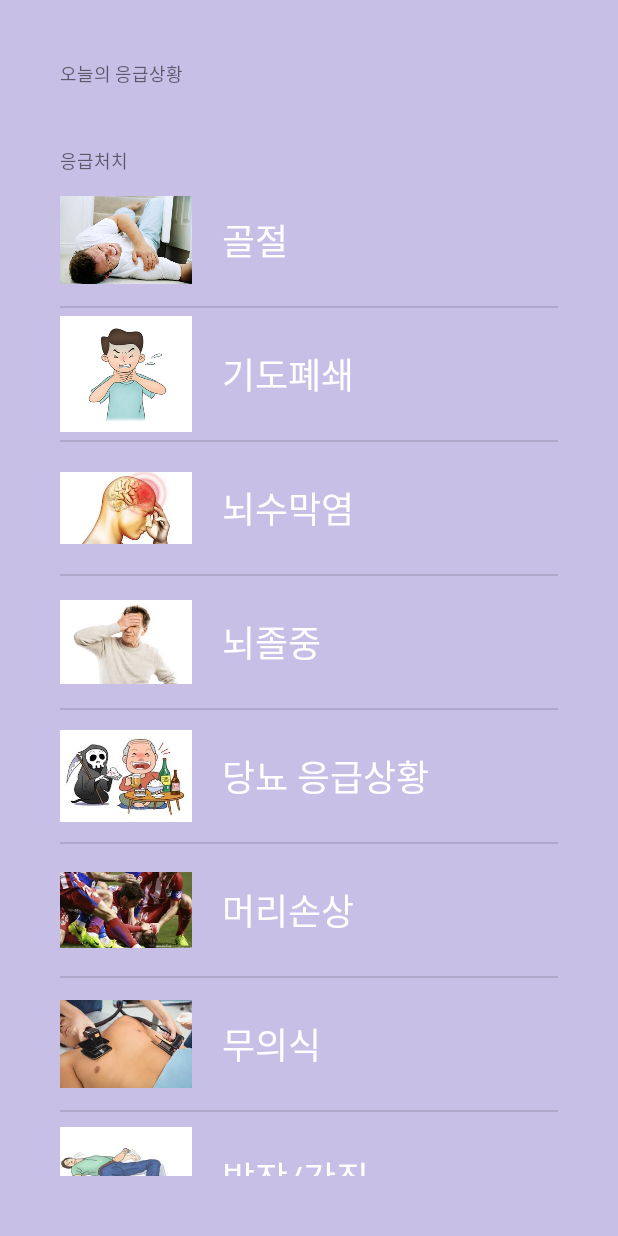
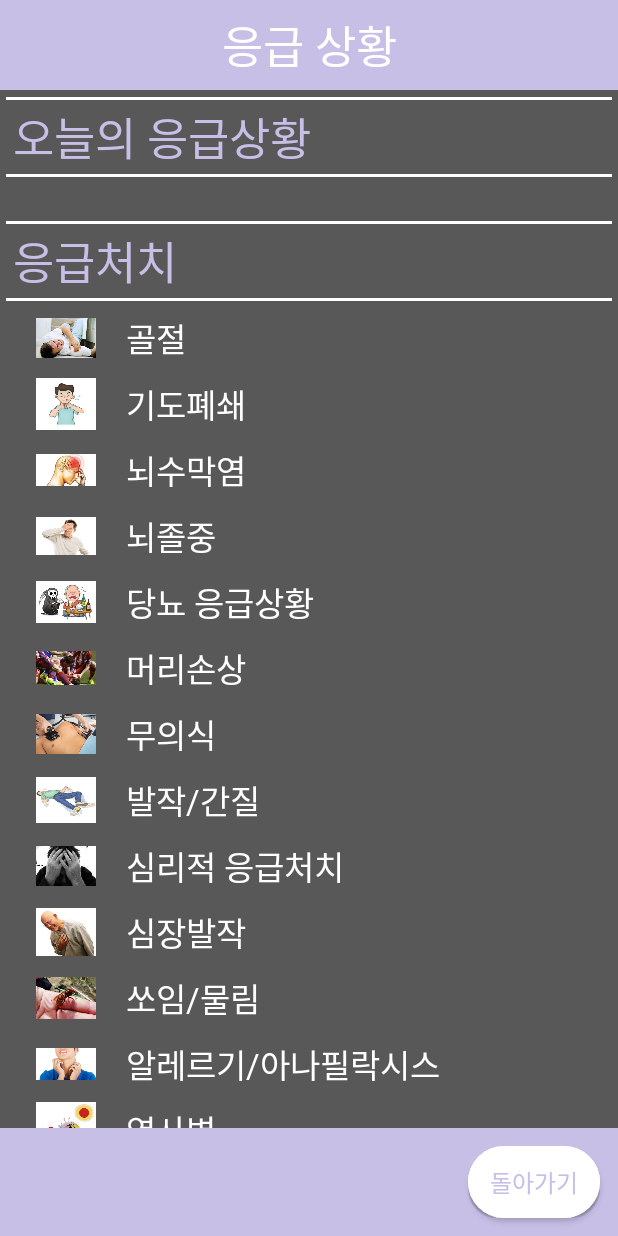
Before and after one commit to seunghyukshin/FirstAidKit, an Android app: the FirstAidListActivity screen opened directly, with no data from a screen before it, on a phone screen of 412 x 824 dp. Run offline under Robolectric (Android 15) with nearby library versions, the phone set to English and light mode, and no system bars; Roboto replaces fonts that are not available here; 2 statements that could not run were skipped.

Commit message:
first aid activity UI 수정

```diff
--- a/app/src/main/java/com/example/seunghyukshin/firstaidkit/FirstAidListActivity.java
+++ b/app/src/main/java/com/example/seunghyukshin/firstaidkit/FirstAidListActivity.java
@@ -9,6 +9,7 @@ import android.view.View;
 import android.view.ViewGroup;
 import android.widget.AdapterView;
 import android.widget.BaseAdapter;
+import android.widget.Button;
 import android.widget.LinearLayout;
 import android.widget.ListView;
 
@@ -20,6 +21,7 @@ public class FirstAidListActivity extends AppCompatActivity {
     FirstAidAdapter adapter_today_fa;
     LinearLayout layout_fa;
 
+    Button button_first_aid_cancel;
 
     String dataTemp;
     String dataPop;
@@ -32,7 +34,7 @@ public class FirstAidListActivity extends AppCompatActivity {
 
         //배경화면색
         layout_fa = (LinearLayout) findViewById(R.id.FirstAidListLayout);
-        layout_fa.setBackgroundColor(Color.rgb(200,191,231));
+//        layout_fa.setBackgroundColor(Color.rgb(200,191,231));
 
         listView_today_fa = (ListView) findViewById(R.id.listView);
         adapter_today_fa = new FirstAidAdapter();
@@ -43,6 +45,14 @@ public class FirstAidListActivity extends AppCompatActivity {
         listView_today_fa.setAdapter(adapter_today_fa);
 */
 
+        button_first_aid_cancel = findViewById(R.id.button_first_aid_cancel);
+        button_first_aid_cancel.setOnClickListener(new View.OnClickListener() {
+            @Override
+            public void onClick(View v) {
+                finish();
+                overridePendingTransition(R.anim.slide_in_left, R.anim.slide_out_right);
+            }
+        });
         listView_fa = (ListView) findViewById(R.id.listView2);
         //가나다 순으로
         adapter_fa = new FirstAidAdapter();
@@ -79,6 +89,7 @@ public class FirstAidListActivity extends AppCompatActivity {
                 String name = item.getName();
                 intent.putExtra("NAME",name);
                 startActivity(intent);
+                overridePendingTransition(R.anim.slide_in_right, R.anim.slide_out_left);
             }
         });
 
--- a/app/src/main/res/layout/activity_first_aid_list.xml
+++ b/app/src/main/res/layout/activity_first_aid_list.xml
@@ -4,52 +4,92 @@
     xmlns:tools="http://schemas.android.com/tools"
     android:layout_width="match_parent"
     android:layout_height="match_parent"
-    android:padding="40dp"
     android:orientation="vertical"
     android:id="@+id/FirstAidListLayout"
     tools:context="com.example.seunghyukshin.firstaidkit.FirstAidListActivity"
-    >
+    android:background="#C8BFE7">
+    <LinearLayout
+        android:orientation="vertical"
+        android:layout_width="match_parent"
+        android:layout_height="60dp"
+        android:gravity="center">
+        <TextView
+            android:layout_width="match_parent"
+            android:layout_height="wrap_content"
+            android:gravity="center"
+            android:textColor="#FFF"
+            android:fontFamily="@font/bmdohyeon"
+            android:text="응급 상황"
+            android:textSize="30dp" />
+
+
+    </LinearLayout>
+    <LinearLayout
+        android:layout_width="match_parent"
+        android:layout_height="wrap_content"
+        android:background="#585858"
+        android:orientation="vertical">
+        <TextView
+            android:layout_margin="4dp"
+            android:background="@drawable/my_button_4"
+            android:layout_width="match_parent"
+            android:layout_height="wrap_content"
+            android:text="오늘의 응급상황"
+            android:textColor="#C8BFE7"
+            android:textSize="30dp"
+            android:fontFamily="@font/bmdohyeon" />
+        <ListView
+            android:layout_width="match_parent"
+            android:layout_height="wrap_content"
+            android:id="@+id/listView">
+        </ListView>
+    </LinearLayout>
+
+    <LinearLayout
+        android:layout_weight="1"
+        android:layout_width="match_parent"
+        android:layout_height="0dp"
+        android:orientation="vertical"
+        android:paddingTop="20dp"
+        android:background="#585858">
+        <TextView
+            android:layout_margin="4dp"
+            android:background="@drawable/my_button_4"
+            android:layout_width="match_parent"
+            android:layout_height="wrap_content"
+            android:fontFamily="@font/bmdohyeon"
+            android:textColor="#C8BFE7"
+            android:text="응급처치"
+            android:textSize="30dp"/>
+        <ListView
+            android:layout_weight="1"
+            android:layout_width="match_parent"
+            android:layout_height="0dp"
+            android:id="@+id/listView2"
+            android:scrollbars="none"
+            android:divider="#585858"
+            android:dividerHeight="4dp">
+        </ListView>
+    </LinearLayout>
     <LinearLayout
         android:layout_width="match_parent"
         android:layout_height="wrap_content"
         android:orientation="vertical">
-        <TextView
-            android:layout_width="match_parent"
-            android:layout_height="wrap_content"
-            android:fontFamily="@font/bmdohyeon"
-            android:text="오늘의 응급상황"
-            android:textSize="12dp"
-            />
-        <ListView
-            android:layout_width="match_parent"
-            android:layout_height="wrap_content"
-            android:id="@+id/listView"
-            android:background="@drawable/layout_border_today">
-        </ListView>
+        <LinearLayout
+            android:layout_gravity="right|center_vertical"
+            android:layout_width="wrap_content"
+            android:layout_height="wrap_content">
+            <Button
+                android:textColor="#C8BFE7"
+                android:layout_margin="12dp"
+                android:background="@drawable/dia_button"
+
+                android:textSize="16dp"
+                android:fontFamily="@font/bmdohyeon"
+                android:id="@+id/button_first_aid_cancel"
+                android:layout_width="wrap_content"
+                android:layout_height="wrap_content"
+                android:text="돌아가기" />
+        </LinearLayout>
     </LinearLayout>
-
-    <LinearLayout
-        android:layout_width="match_parent"
-        android:layout_height="wrap_content"
-        android:orientation="vertical"
-        android:layout_marginTop="40dp">
-        <TextView
-            android:layout_width="match_parent"
-            android:layout_height="wrap_content"
-            android:fontFamily="@font/bmdohyeon"
-            android:text="응급처치"
-            android:textSize="12dp"/>
-        <ListView
-            android:layout_width="match_parent"
-            android:layout_height="wrap_content"
-            android:id="@+id/listView2"
-            android:scrollbars="none">
-        </ListView>
-    </LinearLayout>
-
-
-
-
-
-
 </LinearLayout>
--- a/app/src/main/res/layout/activity_main.xml
+++ b/app/src/main/res/layout/activity_main.xml
@@ -190,9 +190,7 @@
                     android:layout_width="match_parent"
                     android:layout_height="match_parent" />
             </LinearLayout>
-
         </LinearLayout>
-
     </LinearLayout>
 
     <LinearLayout
--- a/app/src/main/res/layout/first_aid_list_item.xml
+++ b/app/src/main/res/layout/first_aid_list_item.xml
@@ -13,8 +13,10 @@
         android:layout_width="match_parent"
         android:layout_height="wrap_content">
         <ImageView
-            android:layout_width="88dp"
-            android:layout_height="88dp"
+            android:layout_marginLeft="24dp"
+            android:layout_width="40dp"
+            android:layout_height="40dp"
+            android:adjustViewBounds="true"
             android:id="@+id/imageView"
             />
         <TextView
@@ -23,7 +25,7 @@
             android:layout_height="wrap_content"
             android:layout_gravity="center"
             android:text="newText"
-            android:textSize="24dp"
+            android:textSize="22dp"
             android:id="@+id/textView"
             android:fontFamily="@font/bmdohyeon"
             android:textColor="@android:color/white"
--- a/app/src/main/res/values/styles.xml
+++ b/app/src/main/res/values/styles.xml
@@ -4,7 +4,7 @@
     <style name="AppTheme" parent="Theme.AppCompat.Light.DarkActionBar">
         <!-- Customize your theme here. -->
         <item name="colorPrimary">@color/colorPrimary</item>
-        <item name="colorPrimaryDark">@color/colorPrimaryDark</item>
+        <item name="colorPrimaryDark">#585858</item>
         <item name="colorAccent">@color/colorAccent</item>
         <item name="windowNoTitle">true</item>
     </style>
```
Also changed, not shown: app/src/main/java/com/example/seunghyukshin/firstaidkit/FirstAidActivity.java (+25 -0 lines), app/src/main/java/com/example/seunghyukshin/firstaidkit/MainActivity.java (+7 -0 lines), app/src/main/res/layout/activity_first_aid.xml (+37 -4 lines), 2 other files.
